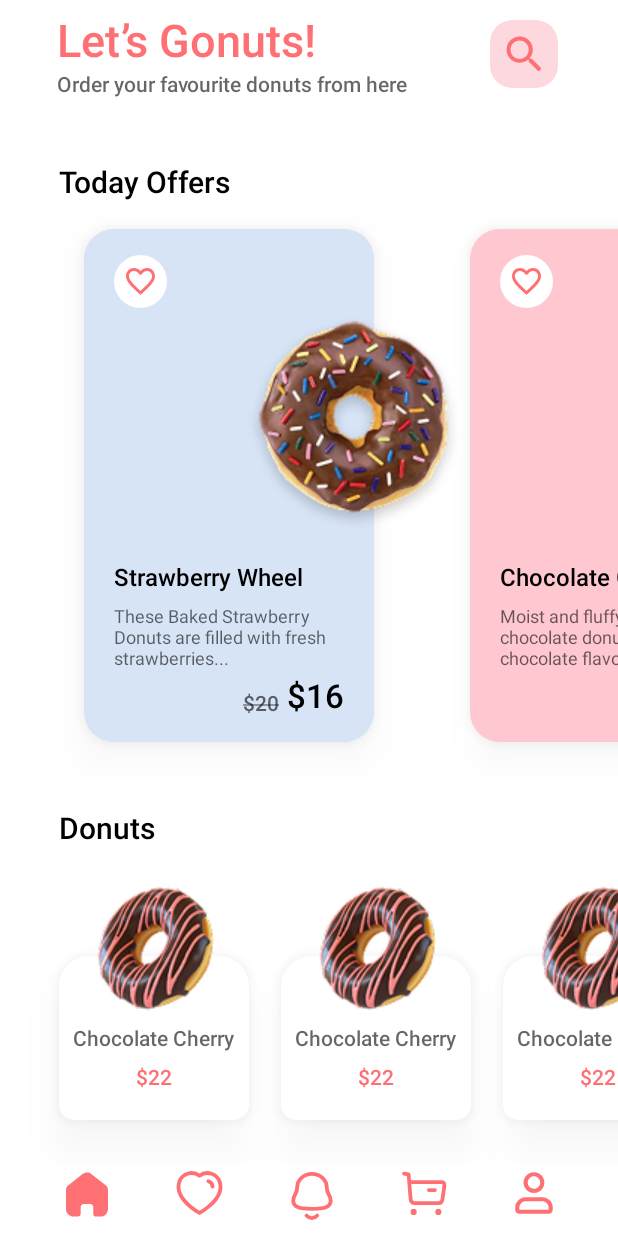
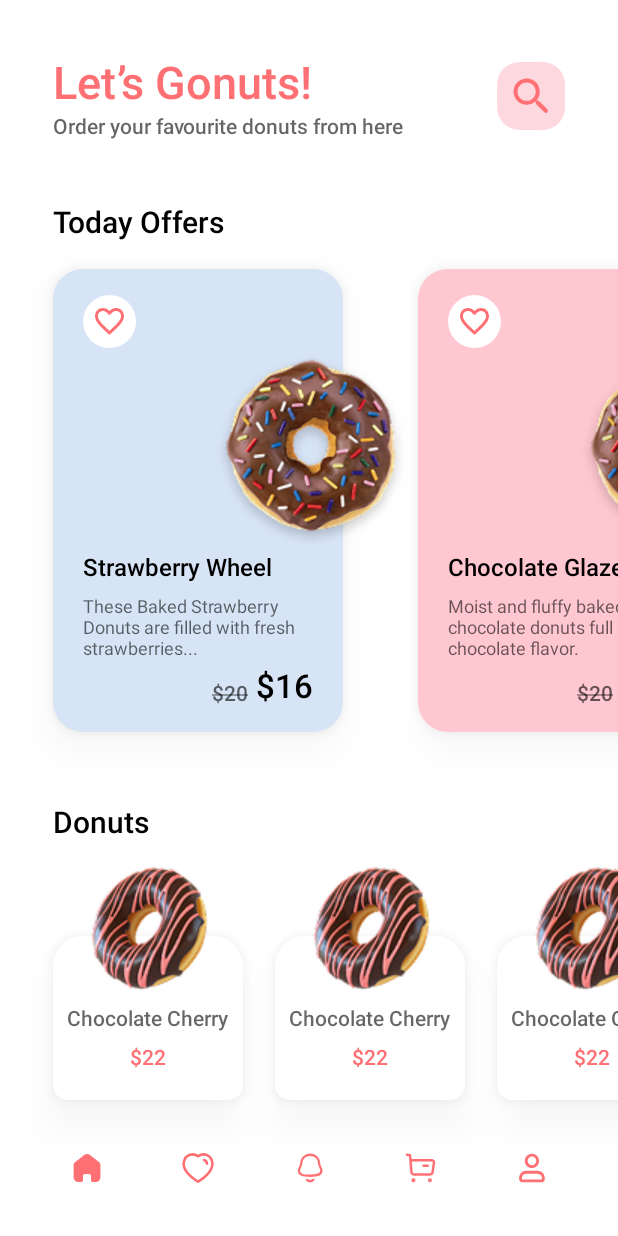
Before and after one commit to mohannadahmed00/Donuts-App, an Android app built with Jetpack Compose: the @Preview function HomeScreenPreview, on a phone screen of 412 x 824 dp. Run offline under Robolectric (Android 15) with nearby library versions, the phone set to English and light mode, and no system bars; 10 statements that could not run were skipped.

Commit message:
update UI components and layout in HomeScreen, add tint color to ButtonWithIcon, and refine OfferCard padding

```diff
--- a/app/src/main/java/com/giraffe/donutsapp/MainActivity.kt
+++ b/app/src/main/java/com/giraffe/donutsapp/MainActivity.kt
@@ -11,6 +11,7 @@ import androidx.compose.material3.Text
 import androidx.compose.runtime.Composable
 import androidx.compose.ui.Modifier
 import androidx.compose.ui.tooling.preview.Preview
+import com.giraffe.donutsapp.screen.DonutDetailsScreen
 import com.giraffe.donutsapp.screen.HomeScreen
 import com.giraffe.donutsapp.screen.OnBoardScreen
 import com.giraffe.donutsapp.ui.theme.DonutsAppTheme
@@ -22,8 +23,9 @@ class MainActivity : ComponentActivity() {
         setContent {
             DonutsAppTheme {
                 Scaffold(modifier = Modifier.fillMaxSize()) { innerPadding ->
-                    //OnBoardScreen(modifier = Modifier.padding(innerPadding))
-                    HomeScreen(modifier = Modifier.padding(innerPadding))
+                    OnBoardScreen(modifier = Modifier.padding(innerPadding))
+                    //HomeScreen(modifier = Modifier.padding(innerPadding))
+                    //DonutDetailsScreen(modifier = Modifier.padding(innerPadding))
                 }
             }
         }
--- a/app/src/main/java/com/giraffe/donutsapp/composable/ButtonWithIcon.kt
+++ b/app/src/main/java/com/giraffe/donutsapp/composable/ButtonWithIcon.kt
@@ -9,18 +9,21 @@ import androidx.compose.runtime.Composable
 import androidx.compose.ui.Alignment
 import androidx.compose.ui.Modifier
 import androidx.compose.ui.graphics.Color
+import androidx.compose.ui.graphics.ColorFilter
 import androidx.compose.ui.res.painterResource
 import androidx.compose.ui.tooling.preview.Preview
 import androidx.compose.ui.unit.dp
 import com.giraffe.donutsapp.R
 import com.giraffe.donutsapp.ui.theme.DonutsAppTheme
 import com.giraffe.donutsapp.ui.theme.PiggyPink
+import com.giraffe.donutsapp.ui.theme.Salmon
 
 @Composable
 fun ButtonWithIcon(
     modifier: Modifier = Modifier,
     iconRes: Int = R.drawable.search,
-    backgroundColor: Color = PiggyPink
+    tintColor: Color = Salmon,
+    backgroundColor: Color = PiggyPink,
 ) {
     Box(
         modifier = modifier
@@ -31,7 +34,8 @@ fun ButtonWithIcon(
         Image(
             modifier = Modifier.size(24.dp),
             painter = painterResource(iconRes),
-            contentDescription = "icon"
+            contentDescription = "icon",
+            colorFilter = ColorFilter.tint(tintColor)
         )
     }
 }
--- a/app/src/main/java/com/giraffe/donutsapp/composable/OfferCard.kt
+++ b/app/src/main/java/com/giraffe/donutsapp/composable/OfferCard.kt
@@ -6,7 +6,6 @@ import androidx.compose.foundation.layout.Arrangement
 import androidx.compose.foundation.layout.Box
 import androidx.compose.foundation.layout.Column
 import androidx.compose.foundation.layout.Row
-import androidx.compose.foundation.layout.aspectRatio
 import androidx.compose.foundation.layout.fillMaxWidth
 import androidx.compose.foundation.layout.offset
 import androidx.compose.foundation.layout.padding
@@ -43,7 +42,7 @@ fun OfferCard(
     Box {
         Box(
             modifier = modifier
-                .padding(end = 64.dp)
+                .padding(end = 50.dp)
                 .width(193.dp)
                 .shadow(
                     15.dp,
@@ -71,10 +70,9 @@ fun OfferCard(
                 }
                 Image(
                     modifier = Modifier
-                        .padding(bottom = 17.dp)
-                        //.size(137.dp)
-                        .aspectRatio(1f)
-                        .offset(84.dp),
+                        .padding(bottom = 0.dp)
+                        .size(137.dp)
+                        .offset(x = 84.dp),
                     painter = painterResource(offer.donutImgRes),
                     contentDescription = "donut",
                     contentScale = ContentScale.Crop
@@ -82,6 +80,8 @@ fun OfferCard(
                 Text(
                     modifier = Modifier.padding(bottom = 9.dp),
                     text = offer.name,
+                    maxLines = 1,
+                    overflow = TextOverflow.Ellipsis,
                     style = TextStyle(
                         fontSize = 16.sp,
                         fontWeight = FontWeight.Medium,
--- a/app/src/main/java/com/giraffe/donutsapp/screen/HomeScreen.kt
+++ b/app/src/main/java/com/giraffe/donutsapp/screen/HomeScreen.kt
@@ -8,7 +8,9 @@ import androidx.compose.foundation.layout.PaddingValues
 import androidx.compose.foundation.layout.Row
 import androidx.compose.foundation.layout.fillMaxSize
 import androidx.compose.foundation.layout.fillMaxWidth
+import androidx.compose.foundation.layout.height
 import androidx.compose.foundation.layout.padding
+import androidx.compose.foundation.layout.size
 import androidx.compose.foundation.lazy.LazyRow
 import androidx.compose.foundation.lazy.items
 import androidx.compose.material3.Text
@@ -38,11 +40,10 @@ fun HomeScreen(modifier: Modifier = Modifier) {
         modifier = modifier
             .fillMaxSize()
             .background(White),
-        verticalArrangement = Arrangement.Center
     ) {
         Row(
             modifier = Modifier
-                .padding(start = 38.dp, top = 0.dp, bottom = 45.dp, end = 40.dp)
+                .padding(start = 35.dp, end = 35.dp, top = 38.dp)
                 .fillMaxWidth(),
             horizontalArrangement = Arrangement.SpaceBetween,
             verticalAlignment = Alignment.Top
@@ -71,7 +72,7 @@ fun HomeScreen(modifier: Modifier = Modifier) {
             ButtonWithIcon(modifier = Modifier.padding(top = 3.dp))
         }
         Text(
-            modifier = Modifier.padding(start = 39.dp, bottom = 19.dp),
+            modifier = Modifier.padding(start = 35.dp, top = 44.dp),
             text = "Today Offers",
             style = TextStyle(
                 fontSize = 20.sp,
@@ -81,15 +82,17 @@ fun HomeScreen(modifier: Modifier = Modifier) {
             )
         )
         LazyRow(
-            modifier = Modifier.padding(bottom = 46.dp),
-            contentPadding = PaddingValues(horizontal = 56.dp)
+            modifier = Modifier
+                .padding(top = 19.dp)
+                .height(325.dp),
+            contentPadding = PaddingValues(horizontal = 35.dp)
         ) {
             items(offers) {
                 OfferCard(offer = it)
             }
         }
         Text(
-            modifier = Modifier.padding(start = 39.dp, bottom = 17.dp),
+            modifier = Modifier.padding(start = 35.dp, top = 32.dp),
             text = "Donuts",
             style = TextStyle(
                 fontSize = 20.sp,
@@ -99,8 +102,8 @@ fun HomeScreen(modifier: Modifier = Modifier) {
             )
         )
         LazyRow(
-            modifier = Modifier.padding(bottom = 34.dp),
-            contentPadding = PaddingValues(horizontal = 39.dp),
+            modifier = Modifier.padding(top = 8.dp),
+            contentPadding = PaddingValues(horizontal = 35.dp),
             horizontalArrangement = Arrangement.spacedBy(21.dp)
         ) {
             items(donuts) {
@@ -109,18 +112,38 @@ fun HomeScreen(modifier: Modifier = Modifier) {
         }
         Row(
             modifier = Modifier
-                .padding(horizontal = 43.dp)
+                .padding(vertical = 35.dp, horizontal = 40.dp)
+                .height(35.dp)
                 .fillMaxWidth(),
             horizontalArrangement = Arrangement.SpaceBetween
         ) {
-            Image(painter = painterResource(R.drawable.home), contentDescription = null)
-            Image(painter = painterResource(R.drawable.heart), contentDescription = null)
-            Image(painter = painterResource(R.drawable.notification), contentDescription = null)
-            Image(painter = painterResource(R.drawable.cart), contentDescription = null)
-            Image(painter = painterResource(R.drawable.profile), contentDescription = null)
+            Image(
+                modifier = Modifier.size(35.dp),
+                painter = painterResource(R.drawable.home),
+                contentDescription = null
+            )
+            Image(
+                modifier = Modifier.size(35.dp),
+                painter = painterResource(R.drawable.heart),
+                contentDescription = null
+            )
+            Image(
+                modifier = Modifier.size(35.dp),
+                painter = painterResource(R.drawable.notification),
+                contentDescription = null
+            )
+            Image(
+                modifier = Modifier.size(35.dp),
+                painter = painterResource(R.drawable.cart),
+                contentDescription = null
+            )
+            Image(
+                modifier = Modifier.size(35.dp),
+                painter = painterResource(R.drawable.profile),
+                contentDescription = null
+            )
         }
     }
-
 }
 
 @Preview(widthDp = 428, heightDp = 926)
--- /dev/null
+++ b/app/src/main/res/drawable/minus.xml
@@ -0,0 +1,5 @@
+<vector xmlns:android="http://schemas.android.com/apk/res/android" android:height="24dp" android:tint="#FFFFFF" android:viewportHeight="24" android:viewportWidth="24" android:width="24dp">
+
+    <path android:fillColor="@android:color/white" android:pathData="M19,13H5v-2h14v2z"/>
+
+</vector>
--- /dev/null
+++ b/app/src/main/res/drawable/plus.xml
@@ -0,0 +1,5 @@
+<vector xmlns:android="http://schemas.android.com/apk/res/android" android:height="24dp" android:tint="#FFFFFF" android:viewportHeight="24" android:viewportWidth="24" android:width="24dp">
+
+    <path android:fillColor="@android:color/white" android:pathData="M19,13h-6v6h-2v-6H5v-2h6V5h2v6h6v2z"/>
+
+</vector>
```
Also changed, not shown: app/src/main/java/com/giraffe/donutsapp/screen/DonutDetailsScreen.kt (added, +238 -0 lines), app/src/main/res/drawable/arrow.xml (added, +9 -0 lines), 1 other file.
